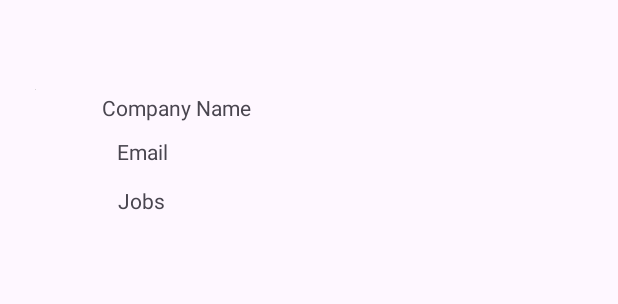
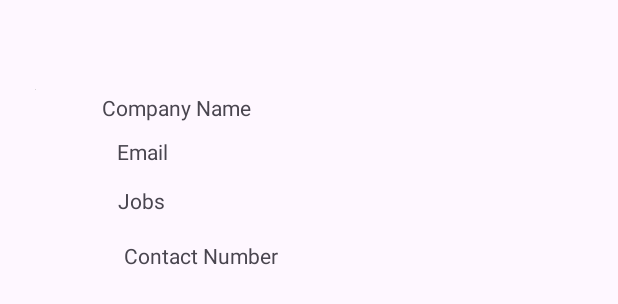
Before and after one commit to meJill/MOBDEVE_MP, an Android app: the layout vertical_layout.xml on its own in the app's theme, with its tools: preview values and no code run, on a phone screen of 412 x 824 dp. Shown: the top 304 px of the screen. Run offline under Robolectric (Android 15) with nearby library versions, the phone set to English and light mode, and no system bars.

Commit message:
PostViewHolder Edit

```diff
--- a/app/src/main/java/com/mobdeve/mp/PostModel.kt
+++ b/app/src/main/java/com/mobdeve/mp/PostModel.kt
@@ -5,6 +5,7 @@ class PostModel (
     val phonenumber: String?,
     val email: String,
     var companyname: String,
-    val status: Boolean,
-    val userImageId: Int
+    val status: String,
+    val userImageId: Int,
+    val tasks: String
 )
--- a/app/src/main/res/layout/activity_bookmark.xml
+++ b/app/src/main/res/layout/activity_bookmark.xml
@@ -27,14 +27,14 @@
                 tools:srcCompat="@tools:sample/avatars" />
 
             <TextView
-                android:id="@+id/textView"
+                android:id="@+id/taskView"
                 android:layout_width="149dp"
                 android:layout_height="match_parent"
                 android:layout_weight="1"
                 android:text="Task" />
 
             <TextView
-                android:id="@+id/textView2"
+                android:id="@+id/company_name"
                 android:layout_width="wrap_content"
                 android:layout_height="match_parent"
                 android:layout_weight="1"
--- a/app/src/main/res/layout/vertical_layout.xml
+++ b/app/src/main/res/layout/vertical_layout.xml
@@ -6,7 +6,7 @@
     android:layout_height="match_parent">
 
     <ImageView
-        android:id="@+id/imageView4"
+        android:id="@+id/accountImageIv"
         android:layout_width="wrap_content"
         android:layout_height="wrap_content"
         app:layout_constraintBottom_toBottomOf="parent"
@@ -25,7 +25,7 @@
         app:layout_constraintBottom_toBottomOf="parent"
         app:layout_constraintEnd_toEndOf="parent"
         app:layout_constraintHorizontal_bias="0.153"
-        app:layout_constraintStart_toEndOf="@+id/imageView4"
+        app:layout_constraintStart_toEndOf="@+id/accountImageIv"
         app:layout_constraintTop_toBottomOf="@+id/company_name"
         app:layout_constraintVertical_bias="0.014" />
 
@@ -37,7 +37,7 @@
         app:layout_constraintBottom_toBottomOf="parent"
         app:layout_constraintEnd_toEndOf="parent"
         app:layout_constraintHorizontal_bias="0.153"
-        app:layout_constraintStart_toEndOf="@+id/imageView4"
+        app:layout_constraintStart_toEndOf="@+id/accountImageIv"
         app:layout_constraintTop_toBottomOf="@+id/company_name"
         app:layout_constraintVertical_bias="0.059" />
 
@@ -49,8 +49,20 @@
         app:layout_constraintBottom_toBottomOf="parent"
         app:layout_constraintEnd_toEndOf="parent"
         app:layout_constraintHorizontal_bias="0.153"
-        app:layout_constraintStart_toEndOf="@+id/imageView4"
+        app:layout_constraintStart_toEndOf="@+id/accountImageIv"
         app:layout_constraintTop_toTopOf="parent"
         app:layout_constraintVertical_bias="0.077" />
 
+    <TextView
+        android:id="@+id/phone_number"
+        android:layout_width="wrap_content"
+        android:layout_height="wrap_content"
+        android:text="Contact Number"
+        app:layout_constraintBottom_toBottomOf="parent"
+        app:layout_constraintEnd_toEndOf="parent"
+        app:layout_constraintHorizontal_bias="0.206"
+        app:layout_constraintStart_toEndOf="@+id/accountImageIv"
+        app:layout_constraintTop_toTopOf="parent"
+        app:layout_constraintVertical_bias="0.2" />
+
 </androidx.constraintlayout.widget.ConstraintLayout>
```
Also changed, not shown: app/src/main/java/com/mobdeve/mp/PostViewHolder.kt (+27 -29 lines), app/src/main/res/layout/horizontal_layout.xml (+4 -4 lines).
